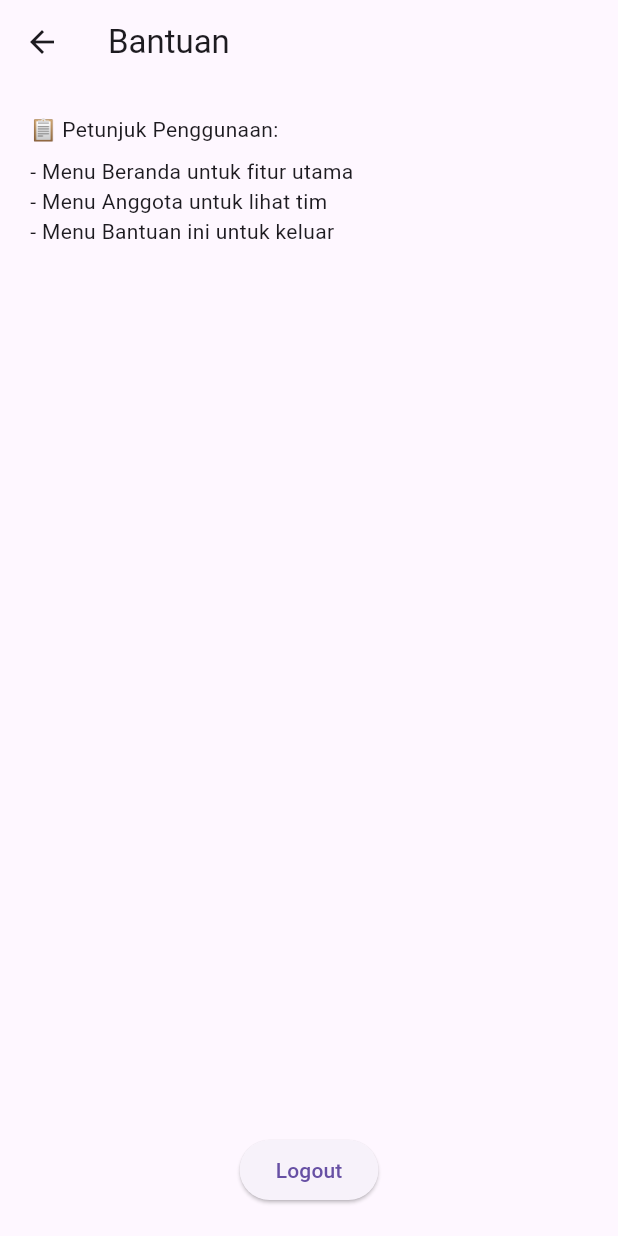
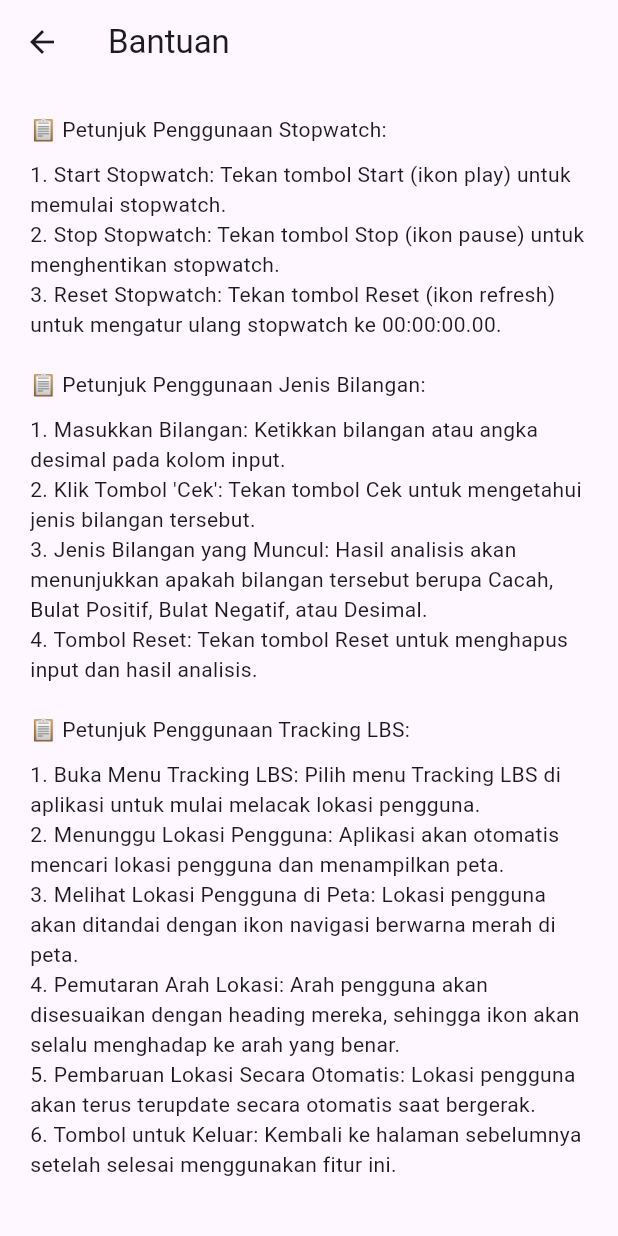
Before and after one commit to akbariffianto/tugas-mobile-3, a Flutter app: the BantuanPage screen opened directly, on a phone screen of 412 x 824 dp. Run offline on Flutter 3.47's test engine with Material 3 defaults, Android fonts, the phone set to English and light mode, and no system bars; our stand-ins replace flutter_map, latlong2, location, shared_preferences; accounts and stored records are empty.

Commit message:
update halaman bantuan

```diff
--- a/lib/modules/screens/bantuan/bantuan_page.dart
+++ b/lib/modules/screens/bantuan/bantuan_page.dart
@@ -1,39 +1,73 @@
 import 'package:flutter/material.dart';
-import '../../../core/session/session_manager.dart';
-import '../../auth/login_page.dart';
 
 class BantuanPage extends StatelessWidget {
-  void _logout(BuildContext context) async {
-    await SessionManager.logout();
-    Navigator.pushAndRemoveUntil(
-      context,
-      MaterialPageRoute(builder: (context) => LoginPage()),
-      (route) => false,
-    );
-  }
-
   @override
   Widget build(BuildContext context) {
     return Scaffold(
       appBar: AppBar(title: Text("Bantuan")),
       body: Padding(
         padding: EdgeInsets.all(20),
-        child: Column(
-          crossAxisAlignment: CrossAxisAlignment.start,
-          children: [
-            Text("📋 Petunjuk Penggunaan:"),
-            SizedBox(height: 8),
-            Text("- Menu Beranda untuk fitur utama"),
-            Text("- Menu Anggota untuk lihat tim"),
-            Text("- Menu Bantuan ini untuk keluar"),
-            Spacer(),
-            Center(
-              child: ElevatedButton(
-                onPressed: () => _logout(context),
-                child: Text("Logout"),
+        child: SingleChildScrollView(
+          child: Column(
+            crossAxisAlignment: CrossAxisAlignment.start,
+            children: [
+              // Instruksi Stopwatch
+              Text("📋 Petunjuk Penggunaan Stopwatch:"),
+              SizedBox(height: 10),
+              Text("1. Start Stopwatch: Tekan tombol Start (ikon play) untuk memulai stopwatch."),
+              Text("2. Stop Stopwatch: Tekan tombol Stop (ikon pause) untuk menghentikan stopwatch."),
+              Text("3. Reset Stopwatch: Tekan tombol Reset (ikon refresh) untuk mengatur ulang stopwatch ke 00:00:00.00."),
+              SizedBox(height: 20),
+
+              // Instruksi Jenis Bilangan
+              Text("📋 Petunjuk Penggunaan Jenis Bilangan:"),
+              SizedBox(height: 10),
+              Text("1. Masukkan Bilangan: Ketikkan bilangan atau angka desimal pada kolom input."),
+              Text("2. Klik Tombol 'Cek': Tekan tombol Cek untuk mengetahui jenis bilangan tersebut."),
+              Text("3. Jenis Bilangan yang Muncul: Hasil analisis akan menunjukkan apakah bilangan tersebut berupa Cacah, Bulat Positif, Bulat Negatif, atau Desimal."),
+              Text("4. Tombol Reset: Tekan tombol Reset untuk menghapus input dan hasil analisis."),
+              SizedBox(height: 20),
+
+              // Instruksi Tracking LBS
+              Text("📋 Petunjuk Penggunaan Tracking LBS:"),
+              SizedBox(height: 10),
+              Text("1. Buka Menu Tracking LBS: Pilih menu Tracking LBS di aplikasi untuk mulai melacak lokasi pengguna."),
+              Text("2. Menunggu Lokasi Pengguna: Aplikasi akan otomatis mencari lokasi pengguna dan menampilkan peta."),
+              Text("3. Melihat Lokasi Pengguna di Peta: Lokasi pengguna akan ditandai dengan ikon navigasi berwarna merah di peta."),
+              Text("4. Pemutaran Arah Lokasi: Arah pengguna akan disesuaikan dengan heading mereka, sehingga ikon akan selalu menghadap ke arah yang benar."),
+              Text("5. Pembaruan Lokasi Secara Otomatis: Lokasi pengguna akan terus terupdate secara otomatis saat bergerak."),
+              Text("6. Tombol untuk Keluar: Kembali ke halaman sebelumnya setelah selesai menggunakan fitur ini."),
+              SizedBox(height: 20),
+
+              // Instruksi Konversi Waktu
+              Text("📋 Petunjuk Penggunaan Konversi Waktu:"),
+              SizedBox(height: 10),
+              Text("1. Masukkan Nilai Waktu: Ketikkan nilai waktu yang ingin kamu konversi (contoh: 5, 3.14)."),
+              Text("2. Pilih Satuan Waktu: Pilih satuan waktu yang sesuai (Tahun, Bulan, Hari, Jam, Menit, Detik)."),
+              Text("3. Klik Tombol 'Konversi': Tekan tombol Konversi untuk melihat hasil konversi dalam berbagai satuan waktu."),
+              Text("4. Lihat Hasil Konversi: Aplikasi akan menampilkan hasil konversi waktu dalam satuan lainnya seperti Tahun, Bulan, dll."),
+              Text("5. Tombol Reset: Tekan tombol Reset untuk menghapus nilai input dan hasil konversi."),
+              SizedBox(height: 20),
+
+              // Instruksi Situs Rekomendasi
+              Text("📋 Petunjuk Penggunaan Situs Rekomendasi:"),
+              SizedBox(height: 10),
+              Text("1. Buka Menu Situs Rekomendasi: Pilih menu Situs Rekomendasi di aplikasi untuk melihat daftar game rekomendasi."),
+              Text("2. Navigasi Tab: Gunakan tab Rekomendasi untuk melihat game rekomendasi dan tab Favorit untuk melihat game favorit."),
+              Text("3. Menandai Game sebagai Favorit: Tekan ikon hati untuk menambahkan atau menghapus game dari daftar favorit."),
+              Text("4. Melihat Detail Game: Tekan gambar atau nama game untuk membuka halaman lebih lanjut atau mengunjungi link yang disediakan."),
+              Text("5. Menghitung Harga Game: Di bawah deskripsi, harga game akan ditampilkan. Jika game gratis, akan muncul tulisan 'Gratis'."),
+              SizedBox(height: 30),
+
+              // Tombol Kembali
+              ElevatedButton(
+                onPressed: () {
+                  Navigator.pop(context); // Kembali ke halaman sebelumnya
+                },
+                child: Text("Kembali"),
               ),
-            ),
-          ],
+            ],
+          ),
         ),
       ),
     );
```
